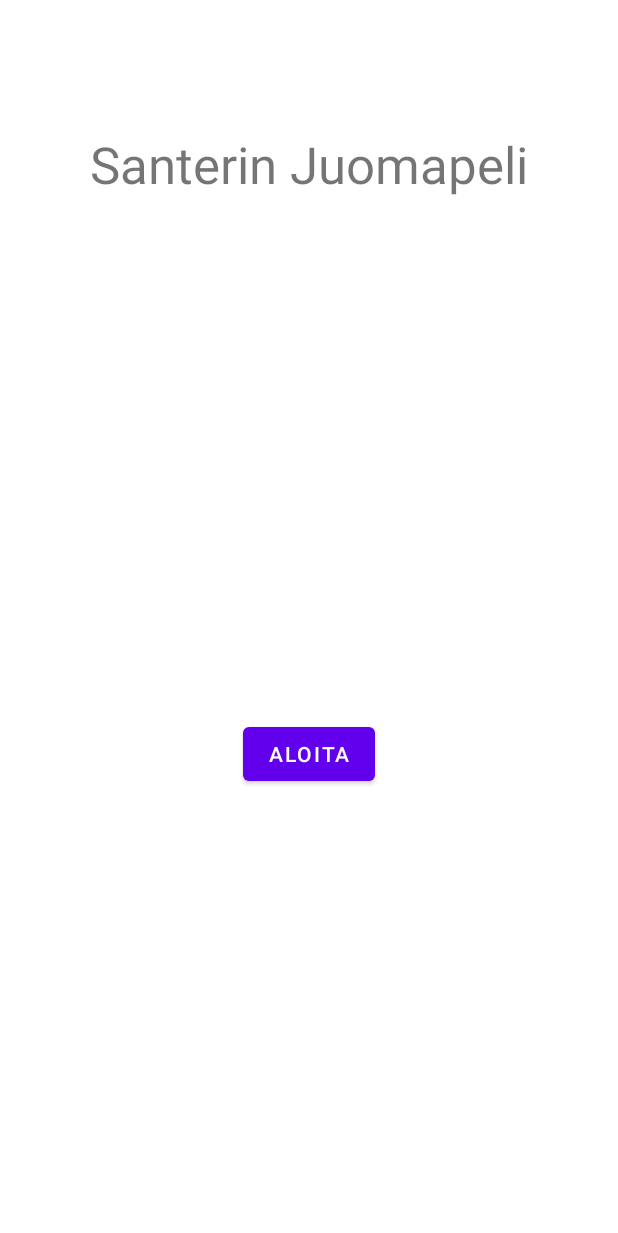
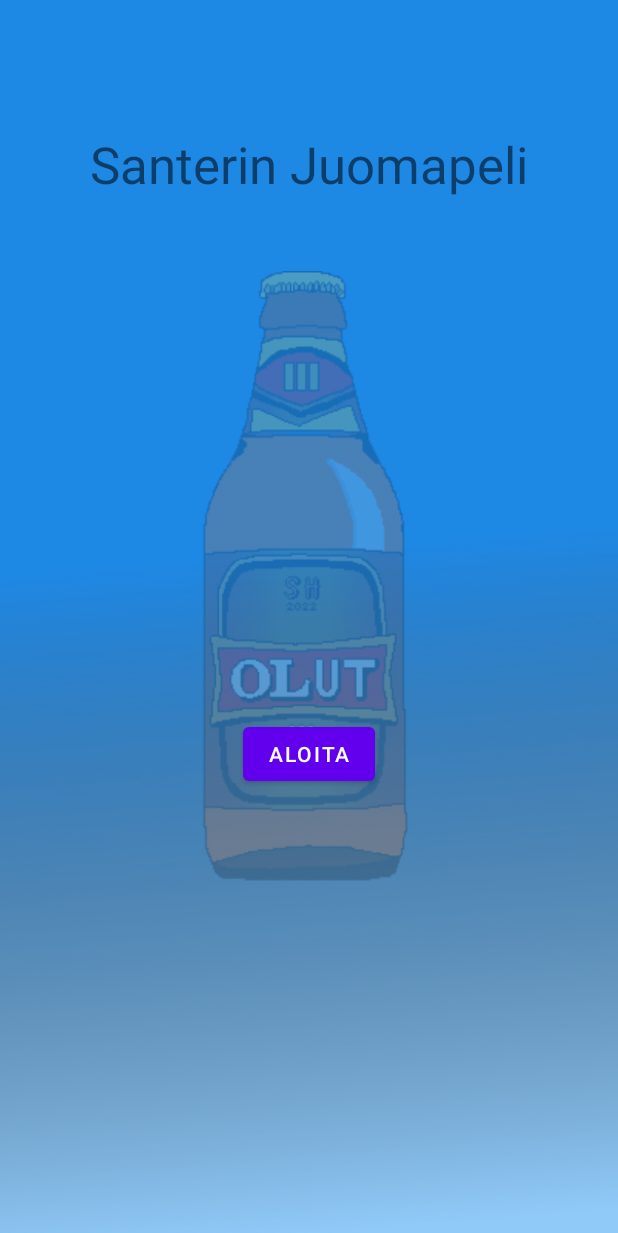
Before and after one commit to Santerhy/Juomapeli-App, an Android app: the screen it shows after launch (MainActivity), on a phone screen of 412 x 824 dp. Shown: the top 1233 px of the screen. Run offline under Robolectric (Android 15) with nearby library versions, the phone set to English and light mode, and no system bars; our stand-ins replace navigation-ui.

Commit message:
Added 'olut'-image

```diff
--- a/Juomapeli/app/src/main/res/layout/activity_main.xml
+++ b/Juomapeli/app/src/main/res/layout/activity_main.xml
@@ -6,6 +6,31 @@
     android:layout_width="match_parent"
     android:layout_height="match_parent"
     tools:context=".MainActivity">
+
+    <ImageView
+        android:id="@+id/imageViewBackground"
+        android:layout_width="0dp"
+        android:layout_height="0dp"
+        android:scaleType="fitXY"
+        app:layout_constraintBottom_toBottomOf="parent"
+        app:layout_constraintEnd_toEndOf="parent"
+        app:layout_constraintStart_toStartOf="parent"
+        app:layout_constraintTop_toTopOf="parent"
+        app:srcCompat="@drawable/gameplay_background" />
+
+    <ImageView
+        android:id="@+id/imageViewOlut"
+        android:layout_width="411dp"
+        android:layout_height="731dp"
+        android:alpha="0.2"
+        android:scaleType="fitCenter"
+        app:layout_constraintBottom_toBottomOf="parent"
+        app:layout_constraintEnd_toEndOf="parent"
+        app:layout_constraintHorizontal_bias="0.454"
+        app:layout_constraintStart_toStartOf="parent"
+        app:layout_constraintTop_toTopOf="@+id/imageViewBackground"
+        app:layout_constraintVertical_bias="0.226"
+        app:srcCompat="@drawable/olut_background" />
 
     <Button
         android:id="@+id/startButton"
@@ -29,4 +54,5 @@
         app:layout_constraintStart_toStartOf="parent"
         app:layout_constraintTop_toTopOf="parent"
         app:layout_constraintVertical_bias="0.119" />
-        </androidx.constraintlayout.widget.ConstraintLayout>
+
+</androidx.constraintlayout.widget.ConstraintLayout>
```
Also changed, not shown: Juomapeli/app/src/main/res/drawable/olut_background.png (added).
